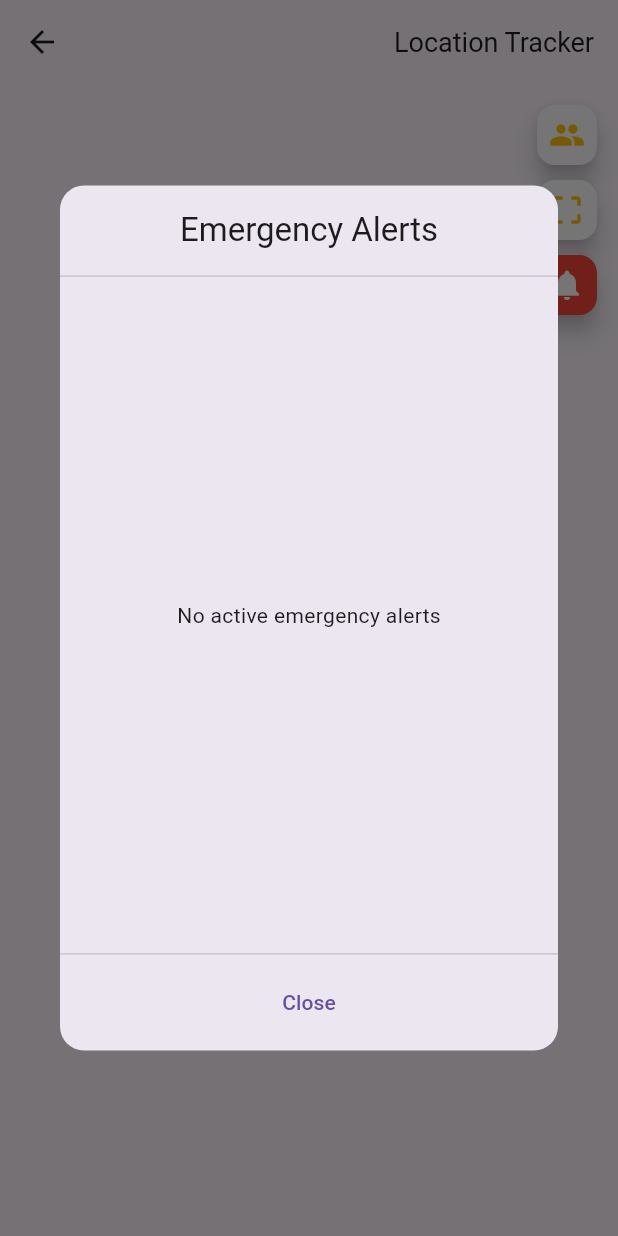
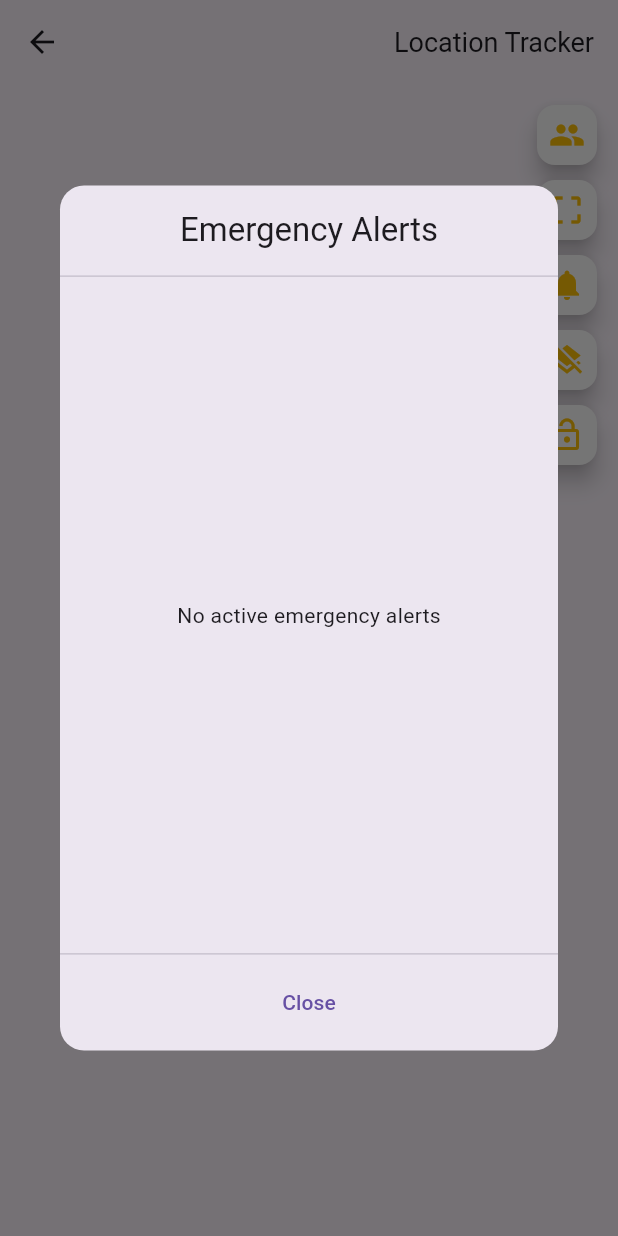
Before and after one commit to Crl0sDEV/EduTrack, a Flutter app: the MapScreen screen opened directly with empty values, after a tap on the "crop free" icon, after a tap on the "notifications" icon, on a phone screen of 412 x 824 dp. Run offline on Flutter 3.47's test engine with Material 3 defaults, Android fonts, the phone set to English and light mode, and no system bars; our stand-ins replace badges, cloud_firestore, firebase_auth, firebase_core, flutter_map, fluttertoast and 5 more; missing offline and left inert: flutter_map_cancellable_tile_provider; accounts and stored records are empty; generated files the repository leaves out were written again.

Commit message:
add more floating buttons

```diff
--- a/lib/screens/map_screen.dart
+++ b/lib/screens/map_screen.dart
@@ -29,14 +29,17 @@ class _MapScreenState extends State<MapScreen> {
   List<DocumentSnapshot> _emergencyAlerts = [];
   List<Marker> _emergencyMarkers = [];
   bool _hasNewEmergency = false;
+  bool _showSchoolBoundary = true;
+  bool _isMapLocked = false;
 
   LatLng _currentLocation = const LatLng(14.966059, 120.955091);
   final String? _currentUserId = FirebaseAuth.instance.currentUser?.uid;
 
   final LatLngBounds _schoolBounds = LatLngBounds(
-    const LatLng(14.9655, 120.9545),
-    const LatLng(14.9668, 120.9557),
+    const LatLng(14.9655, 120.9545), // SW corner
+    const LatLng(14.9668, 120.9557), // NE corner
   );
+  final double _schoolRadius = 100.0;
 
   late final LatLng _schoolCenter = LatLng(
     (_schoolBounds.south + _schoolBounds.north) / 2,
@@ -68,6 +71,21 @@ class _MapScreenState extends State<MapScreen> {
     _positionStreamSubscription?.cancel();
     _emergencyAlertsSubscription?.cancel();
     super.dispose();
+  }
+
+  void _toggleSchoolBoundary() {
+    setState(() {
+      _showSchoolBoundary = !_showSchoolBoundary;
+    });
+  }
+
+  void _toggleMapLock() {
+    setState(() {
+      _isMapLocked = !_isMapLocked;
+      if (_isMapLocked) {
+        _fitMapToSchoolBounds(); // Snap back to bounds when locked
+      }
+    });
   }
 
   void _setupGroupListener() {
@@ -232,7 +250,7 @@ class _MapScreenState extends State<MapScreen> {
         _schoolBounds,
         options: const FitBoundsOptions(
           padding: EdgeInsets.all(20.0),
-          maxZoom: 18.0,
+          maxZoom: 18.5, // Tighter zoom
         ),
       );
       setState(() {
@@ -241,7 +259,7 @@ class _MapScreenState extends State<MapScreen> {
     } catch (e) {
       logger.e("❌ Error fitting map to bounds: $e");
       try {
-        _mapController.move(_schoolCenter, 17.5);
+        _mapController.move(_schoolCenter, 18.0); // Higher zoom level
       } catch (e) {
         logger.e("❌ Error moving map: $e");
       }
@@ -687,7 +705,8 @@ class _MapScreenState extends State<MapScreen> {
       });
       _updateEmergencyMarkers();
     }, onError: (error) {
-      if (mounted) { // Check mounted for errors too
+      if (mounted) {
+        // Check mounted for errors too
         logger.e("Emergency alerts listener error: $error");
       }
     });
@@ -879,15 +898,34 @@ class _MapScreenState extends State<MapScreen> {
                 mapController: _mapController,
                 options: MapOptions(
                   initialCenter: _schoolCenter,
-                  initialZoom: 17.5,
-                  minZoom: 16.0,
+                  initialZoom: 18.0, // Increased from 17.5 to zoom in closer
+                  minZoom: 17.0, // Prevent zooming out too far
                   maxZoom: 19.0,
-                  interactionOptions: const InteractionOptions(
-                    flags: InteractiveFlag.all,
+                  interactionOptions: InteractionOptions(
+                    flags: _isMapLocked
+                        ? InteractiveFlag
+                            .none // Disable all interactions when locked
+                        : InteractiveFlag.all & ~InteractiveFlag.rotate,
                   ),
                   onMapReady: () {
                     if (!_isMapReady) {
                       _fitMapToSchoolBounds();
+                    }
+                  },
+                  onPositionChanged: (MapPosition position, bool hasGesture) {
+                    // Optional: You can add logic here to prevent panning outside bounds
+                    if ( _isMapLocked && hasGesture) {
+                      _fitMapToSchoolBounds();
+                      final currentBounds = position.bounds;
+                      if (!_schoolBounds.containsBounds(currentBounds!)) {
+                        // If user panned outside, gently nudge back
+                        Future.delayed(Duration.zero, () {
+                          _mapController.fitBounds(_schoolBounds,
+                              options: const FitBoundsOptions(
+                                padding: EdgeInsets.all(20.0),
+                              ));
+                        });
+                      }
                     }
                   },
                 ),
@@ -898,6 +936,19 @@ class _MapScreenState extends State<MapScreen> {
                     subdomains: const ['a', 'b', 'c'],
                     tileProvider: CancellableNetworkTileProvider(),
                     userAgentPackageName: 'com.example.unitrack',
+                  ),
+                  if (_showSchoolBoundary)
+                    CircleLayer(
+                      circles: [
+                        CircleMarker(
+                          point: _schoolCenter,
+                          radius: _schoolRadius,
+                          useRadiusInMeter: true,
+                          color: Colors.blue.withOpacity(0.03),
+                          borderColor: Colors.blue,
+                          borderStrokeWidth: 2.0,
+                        ),
+                      ],
                     ),
                   MarkerLayer(
                     markers: [
@@ -912,6 +963,8 @@ class _MapScreenState extends State<MapScreen> {
           Positioned(
             top: 10,
             right: 10,
+            child: Tooltip(
+              message: 'View group members',
               child: FloatingActionButton(
                 mini: true,
                 backgroundColor: Colors.white,
@@ -934,9 +987,12 @@ class _MapScreenState extends State<MapScreen> {
                 child: const Icon(Icons.people, color: Color(0xFFFFC107)),
               ),
             ),
+          ),
           Positioned(
             top: 60,
             right: 10,
+            child: Tooltip(
+              message: 'Reset view to school area',
               child: FloatingActionButton(
                 heroTag: "map_screen_fab",
                 mini: true,
@@ -945,34 +1001,78 @@ class _MapScreenState extends State<MapScreen> {
                 child: const Icon(Icons.crop_free, color: Color(0xFFFFC107)),
               ),
             ),
+          ),
           if (_isStudent)
             Positioned(
               top: 110,
               right: 10,
+              child: Tooltip(
+                message: 'Send emergency alert',
                 child: FloatingActionButton(
                   mini: true,
                   heroTag: "emergency_fab",
-                backgroundColor: Colors.red,
+                  backgroundColor: Colors.white,
                   onPressed: _showEmergencyDialog,
-                child: const Icon(Icons.emergency, color: Colors.white),
+                  child: const Icon(Icons.emergency, color: Color(0xFFFFC107)),
+                ),
               ),
             ),
           if (!_isStudent && _teacherId == _currentUserId)
             Positioned(
               top: 110,
               right: 10,
+              child: Tooltip(
+                message: 'View emergency alerts',
                 child: FloatingActionButton(
                   heroTag: "emergency_notification",
                   mini: true,
-                backgroundColor: Colors.red,
+                  backgroundColor: Colors.white,
                   onPressed: _showEmergencyAlertsDialog,
                   child: _hasNewEmergency
                       ? const badges.Badge(
                           badgeContent:
-                            Text('!', style: TextStyle(color: Colors.white)),
-                        child: Icon(Icons.notifications, color: Colors.white),
+                              Text('!', style: TextStyle(color: Colors.red)),
+                          child: Icon(Icons.notifications, color: Colors.red),
                         )
-                    : const Icon(Icons.notifications, color: Colors.white),
+                      : const Icon(Icons.notifications,
+                          color: Color(0xFFFFC107)),
+                ),
+              ),
+            ),
+          Positioned(
+            top: 160, // Below the emergency button
+            right: 10,
+            child: Tooltip(
+              message: _showSchoolBoundary
+                  ? 'Hide school boundary'
+                  : 'Show school boundary',
+              child: FloatingActionButton(
+                heroTag: "boundary_toggle",
+                mini: true,
+                backgroundColor: Colors.white,
+                onPressed: _toggleSchoolBoundary,
+                child: Icon(
+                  _showSchoolBoundary ? Icons.layers_clear : Icons.layers,
+                  color: Color(0xFFFFC107),
+                ),
+              ),
+            ),
+          ),
+          Positioned(
+            top: 210, // Position below the boundary toggle button
+            right: 10,
+            child: Tooltip(
+              message: _isMapLocked ? 'Unlock map' : 'Lock map to school area',
+              child: FloatingActionButton(
+                heroTag: "map_lock",
+                mini: true,
+                backgroundColor: Colors.white,
+                onPressed: _toggleMapLock,
+                child: Icon(
+                  _isMapLocked ? Icons.lock : Icons.lock_open,
+                  color: Color(0xFFFFC107),
+                ),
+              ),
             ),
           ),
         ],
--- a/pubspec.yaml
+++ b/pubspec.yaml
@@ -32,6 +32,9 @@ dependencies:
   flutter_plugin_android_lifecycle: ^2.0.27
   badges: ^3.1.2
   intl: ^0.20.2
+  firebase_messaging: ^15.2.5
+  flutter_local_notifications: ^19.0.0
+  supabase_flutter: ^2.8.4
 
 dev_dependencies:
   flutter_test:
```
Lines whose indentation alone changed are shown as unchanged.
